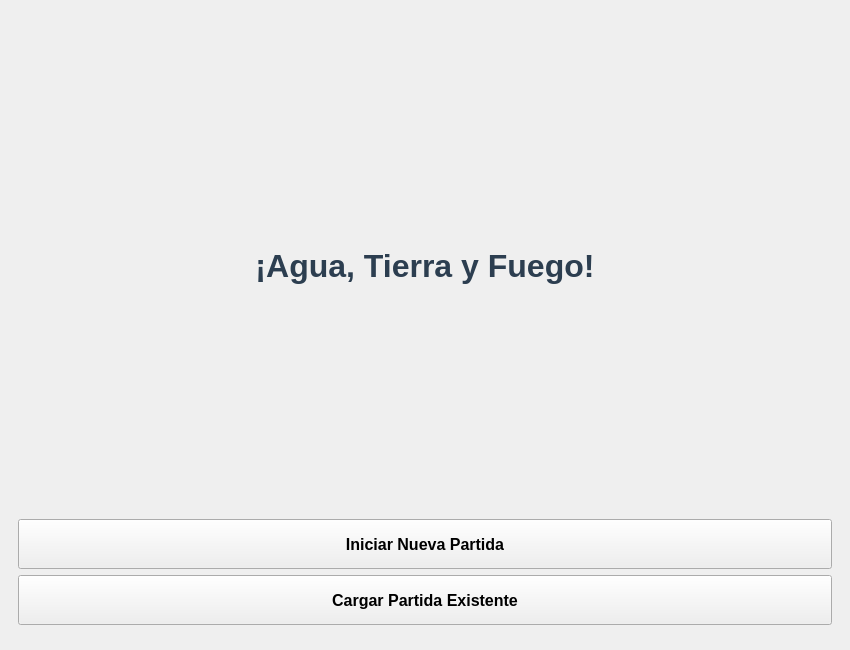
Above: ui/MainWindow.ui from Matiigz/tp-juego-poo before the change. Below: the same form after it.
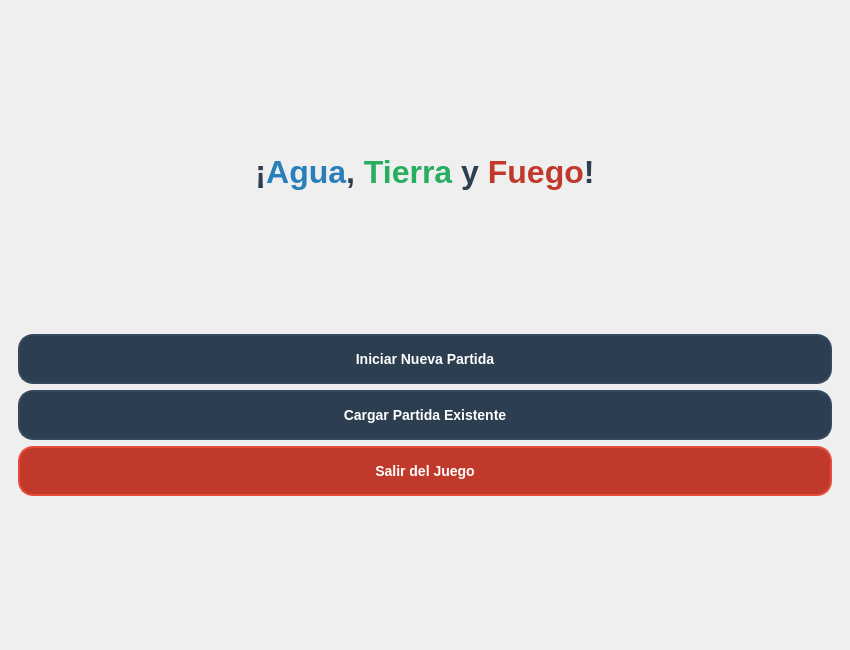
That is the form after the change. The open tabs and pages were chosen to show the change. Icons and pictures are not drawn.

```diff
--- a/ui/MainWindow.ui
+++ b/ui/MainWindow.ui
@@ -13,6 +13,50 @@
   <property name="windowTitle">
    <string>POO - Batalla de Elementos</string>
   </property>
+  <property name="styleSheet">
+   <string notr="true">/* Estilo base para todos los botones */
+QPushButton {
+    background-color: #2c3e50; /* Azul noche elegante */
+    color: #ffffff;
+    border: 2px solid #34495e;
+    border-radius: 15px; /* Bordes bien redondeados */
+    padding: 10px;
+    font-family: &quot;Segoe UI&quot;, Arial, sans-serif;
+    font-size: 14px;
+    font-weight: bold;
+}
+
+/* Efecto al pasar el ratón por encima (Hover) */
+QPushButton:hover {
+    background-color: #34495e;
+    border: 2px solid #3498db; /* Borde celeste brillante */
+    color: #ecf0f1;
+}
+
+/* Efecto al hacer clic (Pressed) */
+QPushButton:pressed {
+    background-color: #2980b9;
+    border: 2px solid #2980b9;
+    padding-top: 12px; /* Simula que el botón se hunde */
+    padding-bottom: 8px;
+}
+
+/* --- MAGIA ESPECÍFICA PARA EL BOTÓN DE SALIR --- */
+QPushButton#btnSalir {
+    background-color: #c0392b; /* Rojo oscuro */
+    border: 2px solid #e74c3c;
+}
+
+QPushButton#btnSalir:hover {
+    background-color: #e74c3c; /* Rojo brillante */
+    border: 2px solid #ff7979;
+}
+
+QPushButton#btnSalir:pressed {
+    background-color: #a5281b;
+    border: 2px solid #a5281b;
+}</string>
+  </property>
   <widget class="QWidget" name="centralwidget">
    <layout class="QVBoxLayout" name="verticalLayout">
     <item>
@@ -21,42 +65,129 @@
        <number>0</number>
       </property>
       <widget class="QWidget" name="pageInicio">
+       <property name="styleSheet">
+        <string notr="true">#pageInicio {
+   
+	border-image: url(:/imagenes/cc70f896-a6ee-4185-a978-6fd627721f1e.png) 0 0 0 0 stretch stretch;
+}</string>
+       </property>
        <layout class="QVBoxLayout" name="verticalLayout_2">
         <item>
          <spacer name="verticalSpacer">
-          <property name="orientation"><enum>Qt::Vertical</enum></property>
+          <property name="orientation">
+           <enum>Qt::Orientation::Vertical</enum>
+          </property>
+          <property name="sizeHint" stdset="0">
+           <size>
+            <width>0</width>
+            <height>0</height>
+           </size>
+          </property>
          </spacer>
         </item>
         <item>
          <widget class="QLabel" name="lblTitulo">
-          <property name="font"><font><pointsize>24</pointsize><weight>75</weight><bold>true</bold></font></property>
-          <property name="styleSheet"><string>color: #2c3e50;</string></property>
-          <property name="text"><string>¡Agua, Tierra y Fuego!</string></property>
-          <property name="alignment"><set>Qt::AlignCenter</set></property>
+          <property name="font">
+           <font>
+            <pointsize>24</pointsize>
+            <bold>true</bold>
+           </font>
+          </property>
+          <property name="styleSheet">
+           <string>color: #2c3e50;</string>
+          </property>
+          <property name="text">
+           <string>¡&lt;span style=&quot;color: #2980b9;&quot;&gt;Agua&lt;/span&gt;, &lt;span style=&quot;color: #27ae60;&quot;&gt;Tierra&lt;/span&gt; y &lt;span style=&quot;color: #c0392b;&quot;&gt;Fuego&lt;/span&gt;!</string>
+          </property>
+          <property name="alignment">
+           <set>Qt::AlignmentFlag::AlignCenter</set>
+          </property>
          </widget>
         </item>
         <item>
          <spacer name="verticalSpacer_2">
-          <property name="orientation"><enum>Qt::Vertical</enum></property>
+          <property name="orientation">
+           <enum>Qt::Orientation::Vertical</enum>
+          </property>
+          <property name="sizeHint" stdset="0">
+           <size>
+            <width>0</width>
+            <height>0</height>
+           </size>
+          </property>
          </spacer>
         </item>
         <item>
          <widget class="QPushButton" name="btnIniciarJuego">
-          <property name="minimumSize"><size><width>0</width><height>50</height></size></property>
-          <property name="font"><font><pointsize>12</pointsize><weight>75</weight><bold>true</bold></font></property>
-          <property name="text"><string>Iniciar Nueva Partida</string></property>
+          <property name="minimumSize">
+           <size>
+            <width>0</width>
+            <height>50</height>
+           </size>
+          </property>
+          <property name="font">
+           <font>
+            <family>Segoe UI</family>
+            <pointsize>-1</pointsize>
+            <bold>true</bold>
+           </font>
+          </property>
+          <property name="text">
+           <string>Iniciar Nueva Partida</string>
+          </property>
          </widget>
         </item>
         <item>
          <widget class="QPushButton" name="btnCargarJuegoInicio">
-          <property name="minimumSize"><size><width>0</width><height>50</height></size></property>
-          <property name="font"><font><pointsize>12</pointsize><weight>75</weight><bold>true</bold></font></property>
-          <property name="text"><string>Cargar Partida Existente</string></property>
+          <property name="minimumSize">
+           <size>
+            <width>0</width>
+            <height>50</height>
+           </size>
+          </property>
+          <property name="font">
+           <font>
+            <family>Segoe UI</family>
+            <pointsize>-1</pointsize>
+            <bold>true</bold>
+           </font>
+          </property>
+          <property name="text">
+           <string>Cargar Partida Existente</string>
+          </property>
+         </widget>
+        </item>
+        <item>
+         <widget class="QPushButton" name="btnSalir">
+          <property name="minimumSize">
+           <size>
+            <width>50</width>
+            <height>50</height>
+           </size>
+          </property>
+          <property name="font">
+           <font>
+            <family>Segoe UI</family>
+            <pointsize>-1</pointsize>
+            <bold>true</bold>
+           </font>
+          </property>
+          <property name="text">
+           <string>Salir del Juego</string>
+          </property>
          </widget>
         </item>
         <item>
          <spacer name="verticalSpacer_3">
-          <property name="orientation"><enum>Qt::Vertical</enum></property>
+          <property name="orientation">
+           <enum>Qt::Orientation::Vertical</enum>
+          </property>
+          <property name="sizeHint" stdset="0">
+           <size>
+            <width>0</width>
+            <height>0</height>
+           </size>
+          </property>
          </spacer>
         </item>
        </layout>
```
Left out of the diff: 301 changed lines with no effect on the pictures.
